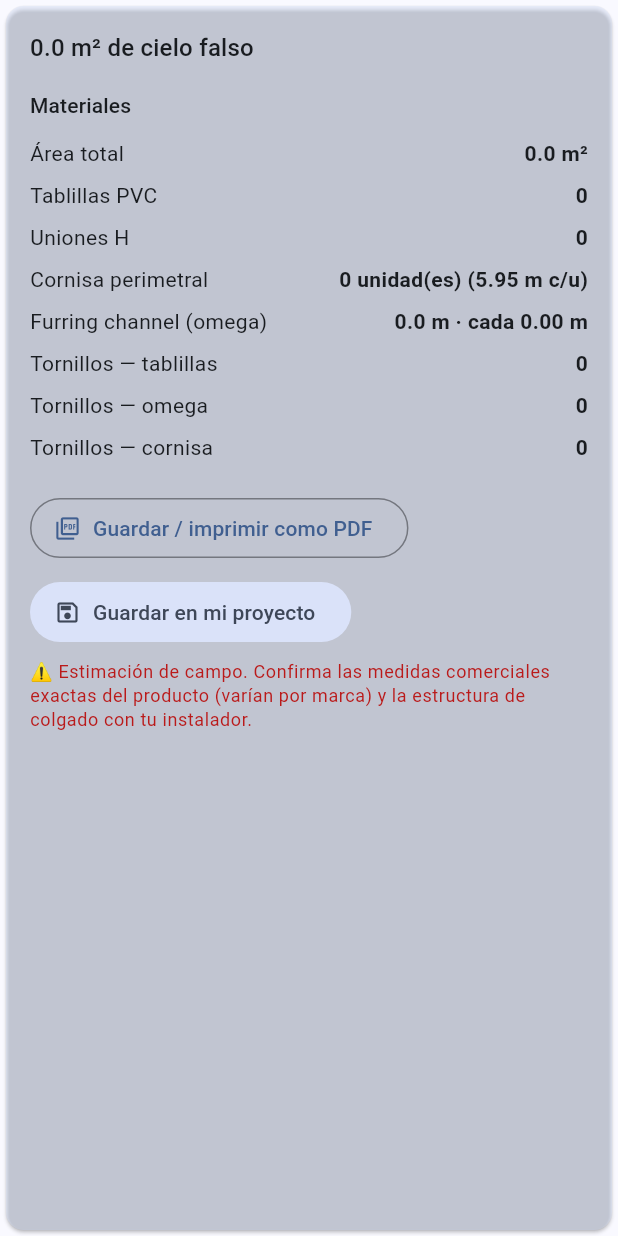
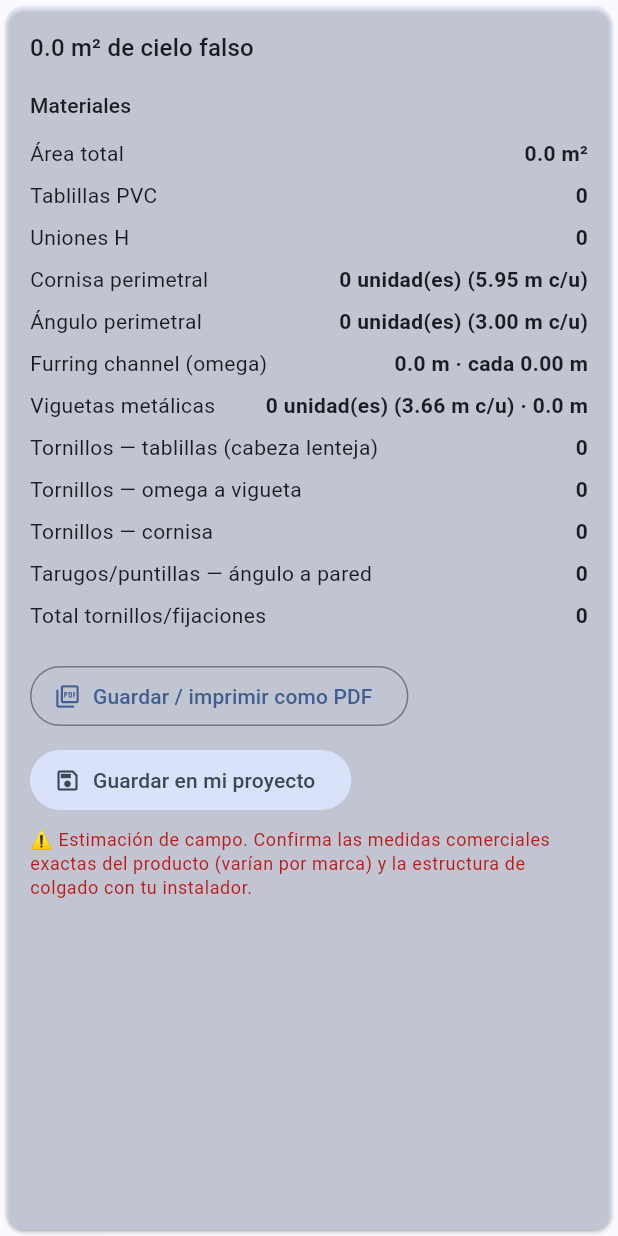
Before and after one commit to denniscastillo202020/Structia, a Flutter app: the _TarjetaResultadoCieloPvc widget shown alone on an empty page, opened directly with empty values, on a phone screen of 412 x 824 dp. Run offline on Flutter 3.47's test engine with Material 3 defaults, Android fonts, the phone set to English and light mode, and no system bars; our stand-ins replace image_picker, pdf, printing, shared_preferences; missing offline and left inert: google_mlkit_text_recognition; accounts and stored records are empty.

```diff
--- a/lib/features/calculadora_cielo_pvc/domain/calcular_cielo_pvc.dart
+++ b/lib/features/calculadora_cielo_pvc/domain/calcular_cielo_pvc.dart
@@ -31,10 +31,19 @@ class ConstantesCieloPvc {
   static const double largoComercialTablillaM = 5.95;
   static const double anchoUtilTablillaM = 0.20;
   static const double largoComercialCornisaM = 5.95;
+  static const double largoComercialAnguloM = 3.00;
+  static const double largoComercialViguetaM = 3.66;
   static const double espaciadoOmegaNormalM = 0.50;
   static const double espaciadoOmegaCalienteM = 0.40;
+  // Las viguetas (soporte principal) van perpendiculares a las omegas,
+  // con una separación típica mayor — referencia de campo.
+  static const double espaciadoViguetaM = 1.20;
   static const double espaciadoTornillosCornisaM = 0.61;
   static const double espaciadoTornillosOmegaM = 0.50;
+  // Fijación del ángulo perimetral a la pared (tarugo + tornillo/puntilla).
+  static const double espaciadoFijacionAnguloM = 0.40;
+  // Puntos de amarre omega-vigueta.
+  static const double espaciadoAmarreOmegaViguetaM = 0.60;
 }
 
 @immutable
@@ -59,9 +68,18 @@ class ResultadoCieloPvc {
   final int cornisaUnidades;
   final double metrosOmega;
   final double espaciadoOmegaM;
+  // Ángulo perimetral: perfil "L" que sostiene los bordes contra la pared.
+  final int anguloUnidades;
+  // Viguetas metálicas: soportan el peso principal y a las omegas.
+  final double metrosVigueta;
+  final int viguetaUnidades;
   final int tornillosTablillas;
   final int tornillosOmega;
   final int tornillosCornisa;
+  // Fijaciones del ángulo perimetral a la pared (tarugo + tornillo/puntilla).
+  final int fijacionesAngulo;
+  // Amarres/tornillos donde la omega se sujeta a la vigueta.
+  final int amarresOmegaVigueta;
   final List<DetalleAmbienteCieloPvc> detallesPorAmbiente;
 
   const ResultadoCieloPvc({
@@ -72,21 +90,27 @@ class ResultadoCieloPvc {
     required this.cornisaUnidades,
     required this.metrosOmega,
     required this.espaciadoOmegaM,
+    required this.anguloUnidades,
+    required this.metrosVigueta,
+    required this.viguetaUnidades,
     required this.tornillosTablillas,
     required this.tornillosOmega,
     required this.tornillosCornisa,
+    required this.fijacionesAngulo,
+    required this.amarresOmegaVigueta,
     required this.detallesPorAmbiente,
   });
 
-  int get tornillosTotal => tornillosTablillas + tornillosOmega + tornillosCornisa;
+  int get tornillosTotal =>
+      tornillosTablillas + tornillosOmega + tornillosCornisa + fijacionesAngulo + amarresOmegaVigueta;
 }
 
-/// Calcula tablillas, cornisa, furring channel (omega) y tornillos
-/// para cielo falso de PVC, a partir del área en planta de cada
-/// ambiente. Sugiere en qué dirección conviene correr las tablillas
-/// para evitar o minimizar las uniones H. Estimación de campo — las
-/// medidas reales del producto y la estructura de colgado deben
-/// confirmarse con el instalador y el proveedor.
+/// Calcula tablillas, cornisa, ángulo perimetral, furring channel (omega),
+/// viguetas metálicas y tornillos/fijaciones para cielo falso de PVC, a
+/// partir del área en planta de cada ambiente. Sugiere en qué dirección
+/// conviene correr las tablillas para evitar o minimizar las uniones H.
+/// Estimación de campo — las medidas reales del producto y la estructura
+/// de colgado deben confirmarse con el instalador y el proveedor.
 class CalcularCieloPvc {
   ResultadoCieloPvc call({
     required List<AmbienteCieloPvc> ambientes,
@@ -100,6 +124,7 @@ class CalcularCieloPvc {
     var tablillasGeometricas = 0;
     var uniones = 0;
     var metrosOmegaTotal = 0.0;
+    var metrosViguetaTotal = 0.0;
     var tornillosTablillasTotal = 0;
     final detalles = <DetalleAmbienteCieloPvc>[];
 
@@ -127,10 +152,15 @@ class CalcularCieloPvc {
 
       final numOmegas = (direccionTablilla / espaciadoOmega).ceil() + 1;
       final metrosOmegaUnidad = numOmegas * direccionAncho;
+      // Las viguetas corren perpendiculares a las omegas, cubriendo la
+      // misma área en la dirección larga del ambiente.
+      final numViguetas = (direccionAncho / ConstantesCieloPvc.espaciadoViguetaM).ceil() + 1;
+      final metrosViguetaUnidad = numViguetas * direccionTablilla;
 
       tablillasGeometricas += tablillasUnidad * a.cantidad;
       uniones += unionesUnidad * a.cantidad;
       metrosOmegaTotal += metrosOmegaUnidad * a.cantidad;
+      metrosViguetaTotal += metrosViguetaUnidad * a.cantidad;
       tornillosTablillasTotal += tablillasUnidad * numOmegas * a.cantidad;
 
       final requiereUnionH = !tablillaCabeMenor;
@@ -165,13 +195,27 @@ class CalcularCieloPvc {
     final cornisaUnidades = perimetroTotal > 0
         ? (perimetroConDesperdicio / ConstantesCieloPvc.largoComercialCornisaM).ceil()
         : 0;
+    final anguloUnidades = perimetroTotal > 0
+        ? (perimetroConDesperdicio / ConstantesCieloPvc.largoComercialAnguloM).ceil()
+        : 0;
 
     final metrosOmegaConDesperdicio = metrosOmegaTotal * (1 + porcentajeDesperdicio / 100);
+    final metrosViguetaConDesperdicio = metrosViguetaTotal * (1 + porcentajeDesperdicio / 100);
+    final viguetaUnidades = metrosViguetaConDesperdicio > 0
+        ? (metrosViguetaConDesperdicio / ConstantesCieloPvc.largoComercialViguetaM).ceil()
+        : 0;
+
     final tornillosOmega = metrosOmegaConDesperdicio > 0
         ? (metrosOmegaConDesperdicio / ConstantesCieloPvc.espaciadoTornillosOmegaM).ceil()
         : 0;
     final tornillosCornisa = perimetroConDesperdicio > 0
         ? (perimetroConDesperdicio / ConstantesCieloPvc.espaciadoTornillosCornisaM).ceil()
+        : 0;
+    final fijacionesAngulo = perimetroConDesperdicio > 0
+        ? (perimetroConDesperdicio / ConstantesCieloPvc.espaciadoFijacionAnguloM).ceil()
+        : 0;
+    final amarresOmegaVigueta = metrosOmegaConDesperdicio > 0
+        ? (metrosOmegaConDesperdicio / ConstantesCieloPvc.espaciadoAmarreOmegaViguetaM).ceil()
         : 0;
 
     final areaTotal = ambientes.fold(0.0, (s, a) => s + a.areaM2);
@@ -184,9 +228,14 @@ class CalcularCieloPvc {
       cornisaUnidades: cornisaUnidades,
       metrosOmega: metrosOmegaConDesperdicio,
       espaciadoOmegaM: espaciadoOmega,
+      anguloUnidades: anguloUnidades,
+      metrosVigueta: metrosViguetaConDesperdicio,
+      viguetaUnidades: viguetaUnidades,
       tornillosTablillas: tornillosTablillasTotal,
       tornillosOmega: tornillosOmega,
       tornillosCornisa: tornillosCornisa,
+      fijacionesAngulo: fijacionesAngulo,
+      amarresOmegaVigueta: amarresOmegaVigueta,
       detallesPorAmbiente: detalles,
     );
   }
--- a/lib/features/calculadora_cielo_pvc/presentation/screens/calculadora_cielo_pvc_screen.dart
+++ b/lib/features/calculadora_cielo_pvc/presentation/screens/calculadora_cielo_pvc_screen.dart
@@ -140,7 +140,6 @@ class _CalculadoraCieloPvcScreenState extends State<CalculadoraCieloPvcScreen> {
     }
     final desperdicio = _num(_desperdicioController.text);
     if (desperdicio == null || desperdicio < 0) return;
-
     final resultado = CalcularCieloPvc()(
       ambientes: _ambientes,
       porcentajeDesperdicio: desperdicio,
@@ -254,13 +253,24 @@ class _TarjetaResultadoCieloPvc extends StatelessWidget {
         'valor': '${resultado.cornisaUnidades} unidad(es) (5.95 m c/u)',
       },
       {
+        'etiqueta': 'Ángulo perimetral',
+        'valor': '${resultado.anguloUnidades} unidad(es) (3.00 m c/u)',
+      },
+      {
         'etiqueta': 'Furring channel (omega)',
         'valor': '${resultado.metrosOmega.toStringAsFixed(1)} m'
             ' · cada ${resultado.espaciadoOmegaM.toStringAsFixed(2)} m',
       },
-      {'etiqueta': 'Tornillos — tablillas', 'valor': resultado.tornillosTablillas.toString()},
-      {'etiqueta': 'Tornillos — omega', 'valor': resultado.tornillosOmega.toString()},
+      {
+        'etiqueta': 'Viguetas metálicas',
+        'valor': '${resultado.viguetaUnidades} unidad(es) (3.66 m c/u) '
+            '· ${resultado.metrosVigueta.toStringAsFixed(1)} m',
+      },
+      {'etiqueta': 'Tornillos — tablillas (cabeza lenteja)', 'valor': resultado.tornillosTablillas.toString()},
+      {'etiqueta': 'Tornillos — omega a vigueta', 'valor': resultado.amarresOmegaVigueta.toString()},
       {'etiqueta': 'Tornillos — cornisa', 'valor': resultado.tornillosCornisa.toString()},
+      {'etiqueta': 'Tarugos/puntillas — ángulo a pared', 'valor': resultado.fijacionesAngulo.toString()},
+      {'etiqueta': 'Total tornillos/fijaciones', 'valor': resultado.tornillosTotal.toString()},
     ];
     return filas;
   }
@@ -339,11 +349,11 @@ class _TarjetaResultadoCieloPvc extends StatelessWidget {
                     '${resultado.areaTotalM2.toStringAsFixed(1)} m² totales',
                 filas: _filasDetalladas.map((f) => FilaPdf(f['etiqueta']!, f['valor']!)).toList(),
                 nota: 'Estimación de campo de materiales para cielo falso de PVC (tablilla 20 cm '
-                    'útil × 5.95 m, cornisa 5.95 m, omega cada '
-                    '${resultado.espaciadoOmegaM.toStringAsFixed(2)} m). Las medidas comerciales '
-                    'exactas varían según marca y proveedor — confírmalas antes de comprar. La '
-                    'estructura de colgado (canal U, tensores) debe dimensionarla el instalador '
-                    'según el techo/cercha real.',
+                    'útil × 5.95 m, cornisa y ángulo perimetral, omega cada '
+                    '${resultado.espaciadoOmegaM.toStringAsFixed(2)} m, viguetas metálicas de 3.66 m). '
+                    'Las medidas comerciales exactas varían según marca y proveedor — confírmalas '
+                    'antes de comprar. La estructura de colgado (canal U, tensores) debe '
+                    'dimensionarla el instalador según el techo/cercha real.',
               ),
               icon: const Icon(Icons.picture_as_pdf_outlined),
               label: const Text('Guardar / imprimir como PDF'),
@@ -356,7 +366,7 @@ class _TarjetaResultadoCieloPvc extends StatelessWidget {
                   tipo: 'Cielo falso PVC',
                   titulo: 'Cielo PVC ${resultado.areaTotalM2.toStringAsFixed(1)} m²',
                   subtitulo:
-                      '${resultado.tablillasNecesarias} tablillas · ${resultado.cornisaUnidades} cornisas',
+                      '${resultado.tablillasNecesarias} tablillas · ${resultado.cornisaUnidades} cornisas · ${resultado.viguetaUnidades} viguetas',
                   fecha: DateTime.now(),
                   filas: _filasDetalladas,
                 ));
```
